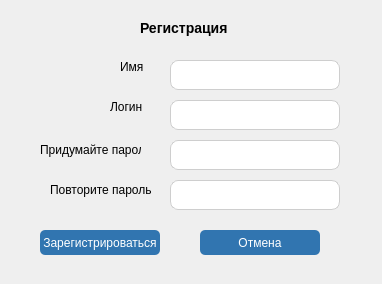
First picture: the form in registration/registration.ui, repository vladislavvasyukov/Memorigo, before the edit.
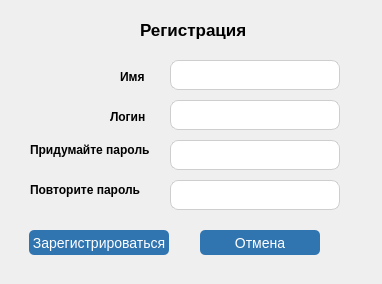
Second picture: the form after the edit.

```diff
--- a/registration/registration.ui
+++ b/registration/registration.ui
@@ -18,10 +18,14 @@
     <rect>
      <x>140</x>
      <y>20</y>
-     <width>91</width>
-     <height>16</height>
+     <width>111</width>
+     <height>21</height>
     </rect>
    </property>
+   <property name="styleSheet">
+    <string notr="true">font-size: 14px;
+font-weight: 900;</string>
+   </property>
    <property name="text">
     <string>&lt;h3&gt;Регистрация&lt;/h3&gt;</string>
    </property>
@@ -29,18 +33,17 @@
   <widget class="QPushButton" name="registrationButton">
    <property name="geometry">
     <rect>
-     <x>40</x>
+     <x>29</x>
      <y>230</y>
-     <width>120</width>
+     <width>140</width>
      <height>25</height>
     </rect>
    </property>
    <property name="styleSheet">
     <string notr="true">color: #fff;
 text-decoration: none; 
-user-select: none;
 background-color: #3175b0;
-fon-size: 14px;
+font-size: 14px;
 border-radius: 5px;</string>
    </property>
    <property name="text">
@@ -59,9 +62,8 @@
    <property name="styleSheet">
     <string notr="true">color: #fff;
 text-decoration: none; 
-user-select: none;
 background-color: #3175b0;
-fon-size: 14px;
+font-size: 14px;
 border-radius: 5px;</string>
    </property>
    <property name="text">
@@ -140,11 +142,15 @@
    <property name="geometry">
     <rect>
      <x>120</x>
-     <y>60</y>
+     <y>70</y>
      <width>47</width>
      <height>13</height>
     </rect>
    </property>
+   <property name="styleSheet">
+    <string notr="true">font-size: 12px;
+font-weight: 900;</string>
+   </property>
    <property name="text">
     <string>Имя</string>
    </property>
@@ -153,11 +159,15 @@
    <property name="geometry">
     <rect>
      <x>110</x>
-     <y>100</y>
+     <y>110</y>
      <width>47</width>
      <height>13</height>
     </rect>
    </property>
+   <property name="styleSheet">
+    <string notr="true">font-size: 12px;
+font-weight: 900;</string>
+   </property>
    <property name="text">
     <string>Логин</string>
    </property>
@@ -165,12 +175,16 @@
   <widget class="QLabel" name="passwordLabel">
    <property name="geometry">
     <rect>
-     <x>40</x>
+     <x>30</x>
      <y>140</y>
-     <width>101</width>
+     <width>131</width>
      <height>20</height>
     </rect>
    </property>
+   <property name="styleSheet">
+    <string notr="true">font-size: 12px;
+font-weight: 900;</string>
+   </property>
    <property name="text">
     <string>Придумайте пароль</string>
    </property>
@@ -178,12 +192,16 @@
   <widget class="QLabel" name="repeatPasswordLabel">
    <property name="geometry">
     <rect>
-     <x>50</x>
+     <x>30</x>
      <y>180</y>
-     <width>101</width>
+     <width>121</width>
      <height>20</height>
     </rect>
    </property>
+   <property name="styleSheet">
+    <string notr="true">font-size: 12px;
+font-weight: 900;</string>
+   </property>
    <property name="text">
     <string>Повторите пароль</string>
    </property>
```
